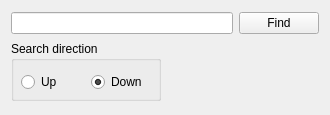
This is findwidget.ui in roman-zm/note2 as Qt 5 draws it before an edit. The edited form follows.
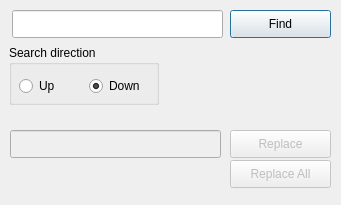
This is the edited form.

Diff of the .ui file:
```diff
--- a/findwidget.ui
+++ b/findwidget.ui
@@ -9,8 +9,8 @@
    <rect>
     <x>0</x>
     <y>0</y>
-    <width>330</width>
-    <height>115</height>
+    <width>341</width>
+    <height>205</height>
    </rect>
   </property>
   <property name="sizePolicy">
@@ -22,23 +22,15 @@
   <property name="windowTitle">
    <string>Find</string>
   </property>
-  <layout class="QVBoxLayout" name="verticalLayout">
-   <item>
-    <layout class="QHBoxLayout" name="horizontalLayout">
-     <item>
-      <widget class="QLineEdit" name="lineEdit"/>
-     </item>
-     <item>
-      <widget class="QPushButton" name="pushButton">
-       <property name="text">
-        <string>Find</string>
-       </property>
-      </widget>
-     </item>
-    </layout>
-   </item>
-   <item>
     <widget class="QGroupBox" name="groupBox">
+   <property name="geometry">
+    <rect>
+     <x>9</x>
+     <y>45</y>
+     <width>150</width>
+     <height>60</height>
+    </rect>
+   </property>
      <property name="minimumSize">
       <size>
        <width>150</width>
@@ -87,8 +79,83 @@
       </property>
      </widget>
     </widget>
-   </item>
-  </layout>
+  <widget class="QLineEdit" name="replaceLine">
+   <property name="enabled">
+    <bool>false</bool>
+   </property>
+   <property name="geometry">
+    <rect>
+     <x>10</x>
+     <y>130</y>
+     <width>211</width>
+     <height>28</height>
+    </rect>
+   </property>
+  </widget>
+  <widget class="QPushButton" name="replaceButton">
+   <property name="enabled">
+    <bool>false</bool>
+   </property>
+   <property name="geometry">
+    <rect>
+     <x>230</x>
+     <y>130</y>
+     <width>101</width>
+     <height>28</height>
+    </rect>
+   </property>
+   <property name="text">
+    <string>Replace</string>
+   </property>
+  </widget>
+  <widget class="QPushButton" name="replaceAllButton">
+   <property name="enabled">
+    <bool>false</bool>
+   </property>
+   <property name="geometry">
+    <rect>
+     <x>230</x>
+     <y>160</y>
+     <width>101</width>
+     <height>28</height>
+    </rect>
+   </property>
+   <property name="text">
+    <string>Replace All</string>
+   </property>
+  </widget>
+  <widget class="QLineEdit" name="lineEdit">
+   <property name="geometry">
+    <rect>
+     <x>12</x>
+     <y>10</y>
+     <width>211</width>
+     <height>28</height>
+    </rect>
+   </property>
+  </widget>
+  <widget class="QPushButton" name="pushButton">
+   <property name="geometry">
+    <rect>
+     <x>230</x>
+     <y>10</y>
+     <width>101</width>
+     <height>28</height>
+    </rect>
+   </property>
+   <property name="text">
+    <string>Find</string>
+   </property>
+   <property name="shortcut">
+    <string>Return</string>
+   </property>
+   <property name="autoDefault">
+    <bool>true</bool>
+   </property>
+   <property name="default">
+    <bool>true</bool>
+   </property>
+  </widget>
  </widget>
  <resources/>
  <connections/>
```
Lines whose indentation alone changed are shown as unchanged.
